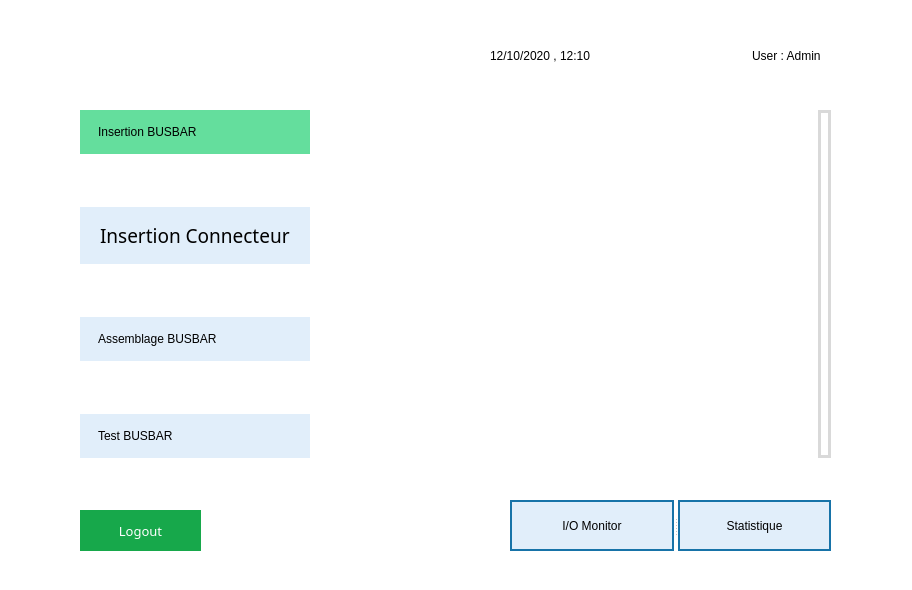
The window that ui/scan.ui (HamzaMPSY/qt_app_mts) describes before a commit, drawn with Qt 5.
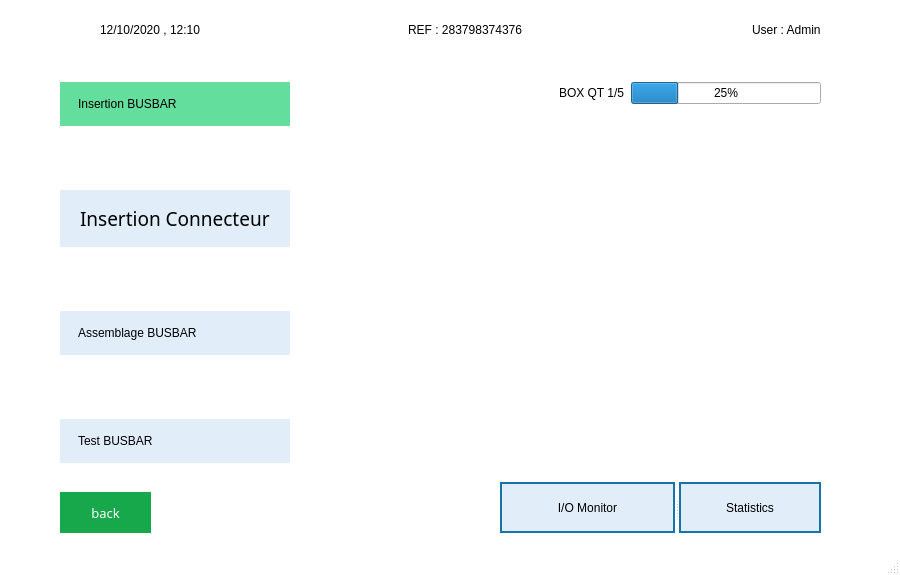
The same window after the commit. Icons and pictures are not drawn.

```diff
--- a/ui/scan.ui
+++ b/ui/scan.ui
@@ -1,25 +1,20 @@
 <?xml version="1.0" encoding="UTF-8"?>
 <ui version="4.0">
- <class>python</class>
- <widget class="QDialog" name="python">
+ <class>MainWindow</class>
+ <widget class="QMainWindow" name="MainWindow">
   <property name="geometry">
    <rect>
     <x>0</x>
     <y>0</y>
-    <width>912</width>
-    <height>590</height>
+    <width>900</width>
+    <height>575</height>
    </rect>
   </property>
   <property name="windowTitle">
    <string>MTS Scanner </string>
   </property>
   <property name="styleSheet">
-   <string notr="true">QCheckBox {
-  padding: 2px;
-  font-size: 13px;
-}
-
-QDialog {
+   <string notr="true">#MainWindow{
 background-color : #ffffff;
 }
 
@@ -43,7 +38,7 @@
 background: #e1eefa;
 }
 
-#btnLogout {
+#btnBack {
   font-family: sans-serif;
   text-transform: uppercase;
   outline: 0;
@@ -56,13 +51,144 @@
 
 </string>
   </property>
+  <widget class="QWidget" name="centralwidget">
+   <widget class="QSplitter" name="splitter">
+    <property name="geometry">
+     <rect>
+      <x>500</x>
+      <y>482</y>
+      <width>321</width>
+      <height>51</height>
+     </rect>
+    </property>
+    <property name="orientation">
+     <enum>Qt::Horizontal</enum>
+    </property>
+    <widget class="QPushButton" name="btn_I_O">
+     <property name="text">
+      <string>I/O Monitor</string>
+     </property>
+     <property name="icon">
+      <iconset>
+       <normaloff>../assets/i_o_icon.png</normaloff>../assets/i_o_icon.png</iconset>
+     </property>
+     <property name="iconSize">
+      <size>
+       <width>30</width>
+       <height>30</height>
+      </size>
+     </property>
+    </widget>
+    <widget class="QPushButton" name="btnStatistic">
+     <property name="text">
+      <string>Statistics</string>
+     </property>
+     <property name="icon">
+      <iconset>
+       <normaloff>../assets/static_icon.png</normaloff>
+       <normalon>../assets/static_icon.png</normalon>../assets/static_icon.png</iconset>
+     </property>
+     <property name="iconSize">
+      <size>
+       <width>30</width>
+       <height>30</height>
+      </size>
+     </property>
+    </widget>
+   </widget>
   <widget class="QWidget" name="layoutWidget">
    <property name="geometry">
     <rect>
-     <x>80</x>
-     <y>110</y>
-     <width>751</width>
-     <height>348</height>
+      <x>100</x>
+      <y>-6</y>
+      <width>721</width>
+      <height>71</height>
+     </rect>
+    </property>
+    <layout class="QHBoxLayout" name="horizontalLayout_2">
+     <item>
+      <widget class="QLabel" name="dateLabel">
+       <property name="styleSheet">
+        <string notr="true">font: 10pt &quot;MS Shell Dlg 2&quot;;</string>
+       </property>
+       <property name="text">
+        <string>12/10/2020 , 12:10</string>
+       </property>
+      </widget>
+     </item>
+     <item>
+      <spacer name="horizontalSpacer_3">
+       <property name="orientation">
+        <enum>Qt::Horizontal</enum>
+       </property>
+       <property name="sizeHint" stdset="0">
+        <size>
+         <width>40</width>
+         <height>20</height>
+        </size>
+       </property>
+      </spacer>
+     </item>
+     <item>
+      <widget class="QLabel" name="refLabel">
+       <property name="styleSheet">
+        <string notr="true">font: 75 9pt &quot;Verdana&quot;;
+</string>
+       </property>
+       <property name="text">
+        <string>REF : 283798374376       </string>
+       </property>
+      </widget>
+     </item>
+     <item>
+      <spacer name="horizontalSpacer_2">
+       <property name="orientation">
+        <enum>Qt::Horizontal</enum>
+       </property>
+       <property name="sizeHint" stdset="0">
+        <size>
+         <width>40</width>
+         <height>20</height>
+        </size>
+       </property>
+      </spacer>
+     </item>
+     <item>
+      <widget class="QLabel" name="usernameLabel">
+       <property name="styleSheet">
+        <string notr="true">font: 10pt &quot;MS Shell Dlg 2&quot;;</string>
+       </property>
+       <property name="text">
+        <string>User : Admin</string>
+       </property>
+      </widget>
+     </item>
+    </layout>
+   </widget>
+   <widget class="QPushButton" name="btnBack">
+    <property name="geometry">
+     <rect>
+      <x>60</x>
+      <y>492</y>
+      <width>91</width>
+      <height>41</height>
+     </rect>
+    </property>
+    <property name="text">
+     <string>back</string>
+    </property>
+    <property name="icon">
+     <iconset>
+      <normaloff>../assets/images.png</normaloff>../assets/images.png</iconset>
+    </property>
+   </widget>
+   <widget class="QWidget" name="layoutWidget_2">
+    <property name="geometry">
+     <rect>
+      <x>60</x>
+      <y>82</y>
+      <width>761</width>
+      <height>381</height>
     </rect>
    </property>
    <layout class="QHBoxLayout" name="horizontalLayout">
@@ -189,14 +315,41 @@
       </property>
       <property name="sizeHint" stdset="0">
        <size>
-        <width>40</width>
-        <height>20</height>
+         <width>140</width>
+         <height>343</height>
        </size>
       </property>
      </spacer>
     </item>
     <item>
-     <widget class="QLabel" name="label">
+      <layout class="QVBoxLayout" name="verticalLayout_2">
+       <item>
+        <layout class="QHBoxLayout" name="horizontalLayout_3">
+         <item>
+          <widget class="QLabel" name="quanLabel">
+           <property name="styleSheet">
+            <string notr="true">font: 75 8pt &quot;MS Shell Dlg 2&quot;;
+font: 9pt &quot;MS Shell Dlg 2&quot;;</string>
+           </property>
+           <property name="text">
+            <string>BOX QT 1/5</string>
+           </property>
+          </widget>
+         </item>
+         <item>
+          <widget class="QProgressBar" name="progressBar">
+           <property name="value">
+            <number>25</number>
+           </property>
+           <property name="textDirection">
+            <enum>QProgressBar::TopToBottom</enum>
+           </property>
+          </widget>
+         </item>
+        </layout>
+       </item>
+       <item>
+        <widget class="QLabel" name="img">
       <property name="text">
        <string/>
       </property>
@@ -206,69 +359,14 @@
      </widget>
     </item>
    </layout>
-  </widget>
-  <widget class="QSplitter" name="splitter">
-   <property name="geometry">
-    <rect>
-     <x>510</x>
-     <y>500</y>
-     <width>321</width>
-     <height>51</height>
-    </rect>
-   </property>
-   <property name="orientation">
-    <enum>Qt::Horizontal</enum>
-   </property>
-   <widget class="QPushButton" name="btn_I_O">
-    <property name="text">
-     <string>I/O Monitor</string>
-    </property>
-    <property name="icon">
-     <iconset>
-      <normaloff>../assets/i_o_icon.png</normaloff>../assets/i_o_icon.png</iconset>
-    </property>
-    <property name="iconSize">
-     <size>
-      <width>30</width>
-      <height>30</height>
-     </size>
-    </property>
-   </widget>
-   <widget class="QPushButton" name="btnStatistic">
-    <property name="text">
-     <string>Statistique</string>
-    </property>
-    <property name="icon">
-     <iconset>
-      <normaloff>../assets/static_icon.png</normaloff>
-      <normalon>../assets/static_icon.png</normalon>../assets/static_icon.png</iconset>
-    </property>
-    <property name="iconSize">
-     <size>
-      <width>30</width>
-      <height>30</height>
-     </size>
-    </property>
-   </widget>
-  </widget>
-  <widget class="QPushButton" name="btnLogout">
-   <property name="geometry">
-    <rect>
-     <x>80</x>
-     <y>510</y>
-     <width>121</width>
-     <height>41</height>
-    </rect>
-   </property>
-   <property name="text">
-    <string>Logout</string>
-   </property>
+     </item>
+    </layout>
   </widget>
   <widget class="QLabel" name="label_2">
    <property name="geometry">
     <rect>
-     <x>80</x>
-     <y>20</y>
+      <x>40</x>
+      <y>0</y>
      <width>41</width>
      <height>61</height>
     </rect>
@@ -280,51 +378,18 @@
     <pixmap>../assets/logo-small.png</pixmap>
    </property>
   </widget>
-  <widget class="QWidget" name="">
+  </widget>
+  <widget class="QMenuBar" name="menubar">
    <property name="geometry">
     <rect>
-     <x>490</x>
-     <y>20</y>
-     <width>331</width>
-     <height>71</height>
+     <x>0</x>
+     <y>0</y>
+     <width>900</width>
+     <height>21</height>
     </rect>
    </property>
-   <layout class="QHBoxLayout" name="horizontalLayout_2">
-    <item>
-     <widget class="QLabel" name="dateLabel">
-      <property name="styleSheet">
-       <string notr="true">font: 10pt &quot;MS Shell Dlg 2&quot;;</string>
-      </property>
-      <property name="text">
-       <string>12/10/2020 , 12:10</string>
-      </property>
-     </widget>
-    </item>
-    <item>
-     <spacer name="horizontalSpacer_2">
-      <property name="orientation">
-       <enum>Qt::Horizontal</enum>
-      </property>
-      <property name="sizeHint" stdset="0">
-       <size>
-        <width>40</width>
-        <height>20</height>
-       </size>
-      </property>
-     </spacer>
-    </item>
-    <item>
-     <widget class="QLabel" name="usernameLabel">
-      <property name="styleSheet">
-       <string notr="true">font: 10pt &quot;MS Shell Dlg 2&quot;;</string>
-      </property>
-      <property name="text">
-       <string>User : Admin</string>
-      </property>
-     </widget>
-    </item>
-   </layout>
-  </widget>
+  </widget>
+  <widget class="QStatusBar" name="statusbar"/>
  </widget>
  <resources/>
  <connections/>
```
Left out of the diff: 2 changed lines with no effect on the pictures. Lines whose indentation alone changed are shown as unchanged.
